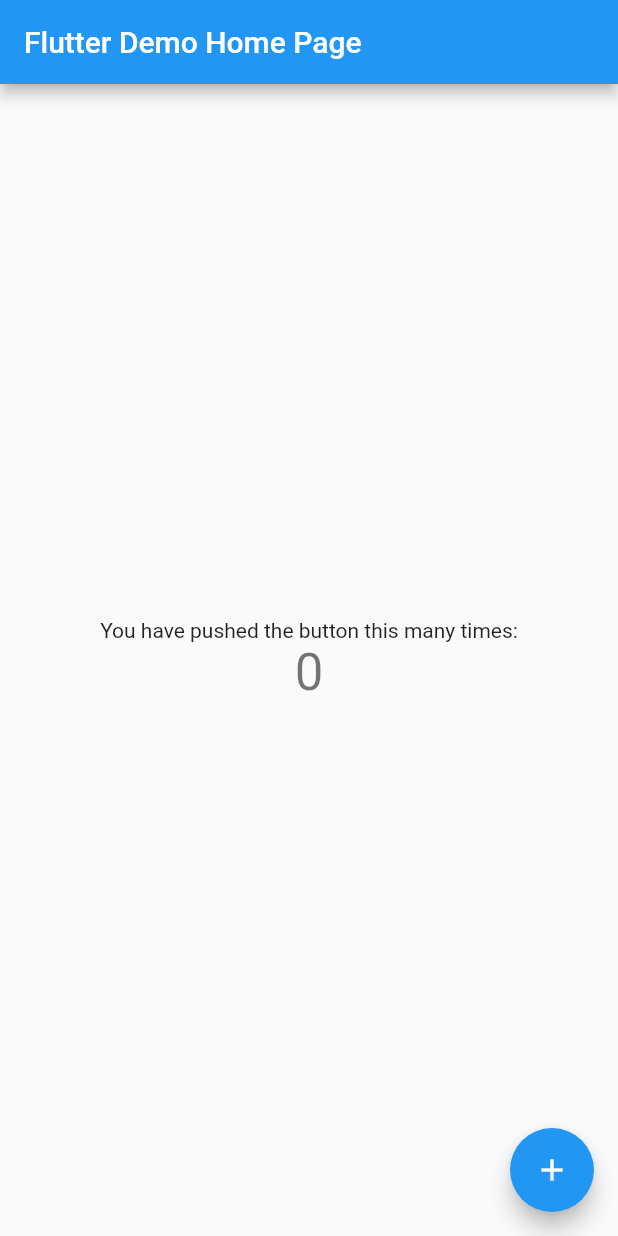
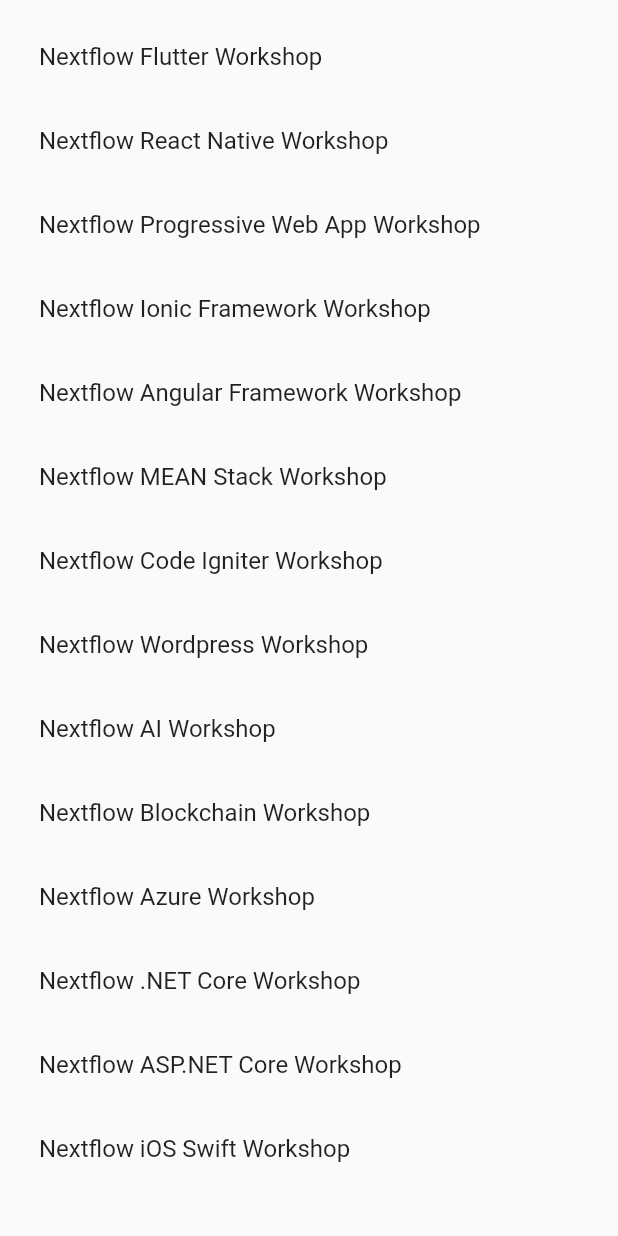
Before and after one commit to teerasej/nextflow-flutter-widget-safearea, a Flutter app: the screen it shows after launch, on a phone screen of 412 x 824 dp. Run offline on Flutter 3.47's test engine with Material 2 defaults, Android fonts, the phone set to English and light mode, and no system bars.

Commit message:
Show Example of listview with SafeArea

```diff
--- a/lib/main.dart
+++ b/lib/main.dart
@@ -1,41 +1,38 @@
+// Copyright (C) 2019 Teerasej Jiraphatchandej
+//
+// This program is free software: you can redistribute it and/or modify
+// it under the terms of the GNU Affero General Public License as
+// published by the Free Software Foundation, either version 3 of the
+// License, or (at your option) any later version.
+//
+// This program is distributed in the hope that it will be useful,
+// but WITHOUT ANY WARRANTY; without even the implied warranty of
+// MERCHANTABILITY or FITNESS FOR A PARTICULAR PURPOSE.  See the
+// GNU Affero General Public License for more details.
+//
+// You should have received a copy of the GNU Affero General Public License
+// along with this program.  If not, see <http://www.gnu.org/licenses/>.
+
+
 import 'package:flutter/material.dart';
 
 void main() => runApp(MyApp());
 
 class MyApp extends StatelessWidget {
-  // This widget is the root of your application.
   @override
   Widget build(BuildContext context) {
     return MaterialApp(
       title: 'Flutter Demo',
       theme: ThemeData(
-        // This is the theme of your application.
-        //
-        // Try running your application with "flutter run". You'll see the
-        // application has a blue toolbar. Then, without quitting the app, try
-        // changing the primarySwatch below to Colors.green and then invoke
-        // "hot reload" (press "r" in the console where you ran "flutter run",
-        // or simply save your changes to "hot reload" in a Flutter IDE).
-        // Notice that the counter didn't reset back to zero; the application
-        // is not restarted.
         primarySwatch: Colors.blue,
       ),
-      home: MyHomePage(title: 'Flutter Demo Home Page'),
+      home: MyHomePage(title: 'Nextflow Widget Show: SafeArea'),
     );
   }
 }
 
 class MyHomePage extends StatefulWidget {
   MyHomePage({Key key, this.title}) : super(key: key);
-
-  // This widget is the home page of your application. It is stateful, meaning
-  // that it has a State object (defined below) that contains fields that affect
-  // how it looks.
-
-  // This class is the configuration for the state. It holds the values (in this
-  // case the title) provided by the parent (in this case the App widget) and
-  // used by the build method of the State. Fields in a Widget subclass are
-  // always marked "final".
 
   final String title;
 
@@ -44,68 +41,57 @@ class MyHomePage extends StatefulWidget {
 }
 
 class _MyHomePageState extends State<MyHomePage> {
-  int _counter = 0;
 
-  void _incrementCounter() {
-    setState(() {
-      // This call to setState tells the Flutter framework that something has
-      // changed in this State, which causes it to rerun the build method below
-      // so that the display can reflect the updated values. If we changed
-      // _counter without calling setState(), then the build method would not be
-      // called again, and so nothing would appear to happen.
-      _counter++;
-    });
-  }
+
 
   @override
   Widget build(BuildContext context) {
-    // This method is rerun every time setState is called, for instance as done
-    // by the _incrementCounter method above.
-    //
-    // The Flutter framework has been optimized to make rerunning build methods
-    // fast, so that you can just rebuild anything that needs updating rather
-    // than having to individually change instances of widgets.
-    return Scaffold(
-      appBar: AppBar(
-        // Here we take the value from the MyHomePage object that was created by
-        // the App.build method, and use it to set our appbar title.
-        title: Text(widget.title),
-      ),
-      body: Center(
-        // Center is a layout widget. It takes a single child and positions it
-        // in the middle of the parent.
-        child: Column(
-          // Column is also layout widget. It takes a list of children and
-          // arranges them vertically. By default, it sizes itself to fit its
-          // children horizontally, and tries to be as tall as its parent.
-          //
-          // Invoke "debug painting" (press "p" in the console, choose the
-          // "Toggle Debug Paint" action from the Flutter Inspector in Android
-          // Studio, or the "Toggle Debug Paint" command in Visual Studio Code)
-          // to see the wireframe for each widget.
-          //
-          // Column has various properties to control how it sizes itself and
-          // how it positions its children. Here we use mainAxisAlignment to
-          // center the children vertically; the main axis here is the vertical
-          // axis because Columns are vertical (the cross axis would be
-          // horizontal).
-          mainAxisAlignment: MainAxisAlignment.center,
-          children: <Widget>[
-            Text(
-              'You have pushed the button this many times:',
-            ),
-            Text(
-              '$_counter',
-              style: Theme.of(context).textTheme.display1,
-            ),
-          ],
+    // return Material(
+    //   type: MaterialType.canvas,
+    //   child: SafeArea(
+    //     minimum: EdgeInsets.all(10.0),
+    //     child: Container(
+    //       child: Text(
+    //         'Test',
+    //         style: TextStyle(fontSize: 50.0),
+    //       ),
+    //     ),
+    //   ),
+    // );
+    return Material(
+      type: MaterialType.canvas,
+      child: SafeArea(
+        minimum: EdgeInsets.all(10.0),
+        child: Container(
+          child: ListView.builder(
+            itemCount: courseList.length,
+            itemBuilder: (context, index) {
+              return ListTile(
+                title: Text(courseList[index]),
+              );
+            },)
         ),
       ),
-      floatingActionButton: FloatingActionButton(
-        onPressed: _incrementCounter,
-        tooltip: 'Increment',
-        child: Icon(Icons.add),
-      ), // This trailing comma makes auto-formatting nicer for build methods.
     );
   }
+
+  List<String> courseList = [
+    "Nextflow Flutter Workshop",
+    "Nextflow React Native Workshop",
+    "Nextflow Progressive Web App Workshop",
+    "Nextflow Ionic Framework Workshop",
+    "Nextflow Angular Framework Workshop",
+    "Nextflow MEAN Stack Workshop",
+    "Nextflow Code Igniter Workshop",
+    "Nextflow Wordpress Workshop",
+    "Nextflow AI Workshop",
+    "Nextflow Blockchain Workshop",
+    "Nextflow Azure Workshop",
+    "Nextflow .NET Core Workshop",
+    "Nextflow ASP.NET Core Workshop",
+    "Nextflow iOS Swift Workshop",
+    "Nextflow Android Kotlin Workshop",
+    "Nextflow Dart Workshop",
+    "Nextflow UX Workshop",
+  ];
 }
```
Also changed, not shown: 1 other file.
